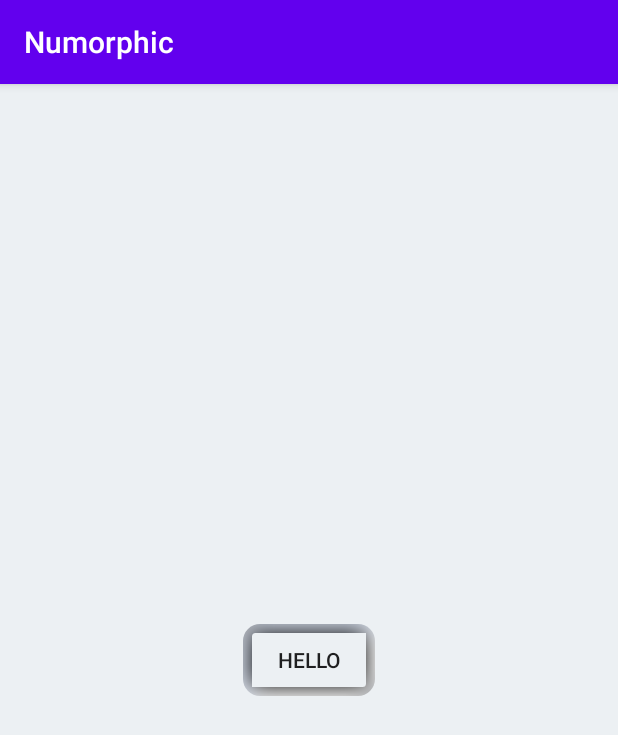
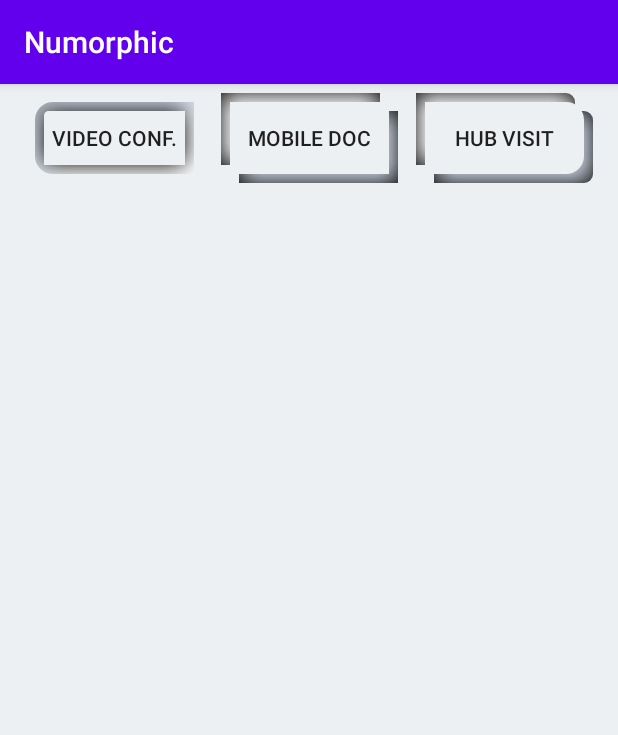
Before and after one commit to SimformSolutionsPvtLtd/SSAndroidNeumorphicKit, an Android app: the screen it shows after launch (MainActivity), on a phone screen of 412 x 824 dp. Shown: the top 735 px of the screen. Run offline under Robolectric (Android 15) with nearby library versions, the phone set to English and light mode, and no system bars.

Commit message:
Fix unnecessary addition of shadow elevation in radius.

```diff
--- a/app/src/main/res/layout/activity_main.xml
+++ b/app/src/main/res/layout/activity_main.xml
@@ -8,17 +8,52 @@
     tools:context=".MainActivity">
 
     <com.simformsolutions.numorphic.component.NumorphButton
+        android:id="@+id/numorphButton"
         style="@style/Widget.Numorph.Button"
         android:layout_width="wrap_content"
         android:layout_height="wrap_content"
-        android:text="Hello"
-        app:numorph_shapeType="pressed"
-        app:numorph_shapeAppearance="@style/ShapeAppearance.TopLeft"
+        android:text="Video Conf."
+        android:minWidth="130dp"
+        app:layout_constraintEnd_toStartOf="@+id/numorphButton2"
+        app:layout_constraintHorizontal_bias="0.5"
+        app:layout_constraintHorizontal_chainStyle="packed"
+        app:layout_constraintStart_toStartOf="parent"
+        app:layout_constraintTop_toTopOf="parent"
+        app:numorph_shadowColorDark="@color/colorShadowDarkDefault"
         app:numorph_shadowColorLight="@color/colorShadowLightDefault"
+        app:numorph_shapeAppearance="@style/ShapeAppearance.TabFirstButton"
+        app:numorph_shapeType="pressed" />
+
+    <com.simformsolutions.numorphic.component.NumorphButton
+        android:id="@+id/numorphButton2"
+        style="@style/Widget.Numorph.Button"
+        android:layout_width="wrap_content"
+        android:layout_height="wrap_content"
+        android:text="Mobile Doc"
+        android:minWidth="130dp"
+        app:layout_constraintEnd_toStartOf="@+id/numorphButton3"
+        app:layout_constraintHorizontal_bias="0.5"
+        app:layout_constraintStart_toEndOf="@+id/numorphButton"
+        app:layout_constraintTop_toTopOf="parent"
         app:numorph_shadowColorDark="@color/colorShadowDarkDefault"
-        app:layout_constraintBottom_toBottomOf="parent"
-        app:layout_constraintLeft_toLeftOf="parent"
-        app:layout_constraintRight_toRightOf="parent"
-        app:layout_constraintTop_toTopOf="parent" />
+        app:numorph_shadowColorLight="@color/colorShadowLightDefault"
+        app:numorph_shapeAppearance="@style/ShapeAppearance.TabMiddleButton"
+        app:numorph_shapeType="flat" />
+
+    <com.simformsolutions.numorphic.component.NumorphButton
+        android:id="@+id/numorphButton3"
+        style="@style/Widget.Numorph.Button"
+        android:layout_width="wrap_content"
+        android:layout_height="wrap_content"
+        android:text="Hub visit"
+        android:minWidth="130dp"
+        app:layout_constraintEnd_toEndOf="parent"
+        app:layout_constraintHorizontal_bias="0.5"
+        app:layout_constraintStart_toEndOf="@+id/numorphButton2"
+        app:layout_constraintTop_toTopOf="parent"
+        app:numorph_shadowColorDark="@color/colorShadowDarkDefault"
+        app:numorph_shadowColorLight="@color/colorShadowLightDefault"
+        app:numorph_shapeAppearance="@style/ShapeAppearance.TabEndButton"
+        app:numorph_shapeType="flat" />
 
 </androidx.constraintlayout.widget.ConstraintLayout>
--- a/app/src/main/res/values/styles.xml
+++ b/app/src/main/res/values/styles.xml
@@ -7,9 +7,23 @@
         <item name="colorAccent">@color/colorAccent</item>
     </style>
 
-    <style name="ShapeAppearance.TopLeft">
+    <style name="ShapeAppearance.TabFirstButton">
         <item name="numorph_cornerFamily">rounded</item>
-        <item name="numorph_cornerRadius">5dp</item>
+        <item name="numorph_cornerRadius">0dp</item>
+        <item name="numorph_cornerRadiusTopLeft">6dp</item>
+        <item name="numorph_cornerRadiusBottomLeft">6dp</item>
+    </style>
+
+    <style name="ShapeAppearance.TabMiddleButton">
+        <item name="numorph_cornerFamily">rounded</item>
+        <item name="numorph_cornerRadius">0dp</item>
+    </style>
+
+    <style name="ShapeAppearance.TabEndButton">
+        <item name="numorph_cornerFamily">rounded</item>
+        <item name="numorph_cornerRadius">0dp</item>
+        <item name="numorph_cornerRadiusTopRight">6dp</item>
+        <item name="numorph_cornerRadiusBottomRight">6dp</item>
     </style>
 
 </resources>
--- a/numorphic/src/main/java/com/simformsolutions/numorphic/drawable/NumorphShapeDrawable.kt
+++ b/numorphic/src/main/java/com/simformsolutions/numorphic/drawable/NumorphShapeDrawable.kt
@@ -507,8 +507,20 @@ class NumorphShapeDrawable : Drawable {
         // Top + Height
         val bottom = top + bounds.height()
 
+        val shapeAppearanceModel = drawableState.shapeAppearanceModel
+
         // Reset before using the path.
         path.reset()
+
+        /**
+         * Calculate radius to match elevation radius.
+         * Add shadow elevation if radius is greater than 0.
+         */
+        fun Float.calculateRadius(): Float = if (this == 0f) {
+            this
+        } else {
+            this + drawableState.shadowElevation
+        }
 
         // Decide based on corner family.
         when (drawableState.shapeAppearanceModel.cornerFamily) {
@@ -518,18 +530,17 @@ class NumorphShapeDrawable : Drawable {
             }
             CornerFamily.ROUNDED -> {
                 // Add round rectangle path.
-                val shapeAppearanceModel = drawableState.shapeAppearanceModel
                 path.addRoundRect(
                     left, top, right, bottom,
                     floatArrayOf(
-                        shapeAppearanceModel.cornerRadiusTopLeft + drawableState.shadowElevation,
-                        shapeAppearanceModel.cornerRadiusTopLeft + drawableState.shadowElevation,
-                        shapeAppearanceModel.cornerRadiusTopRight + drawableState.shadowElevation,
-                        shapeAppearanceModel.cornerRadiusTopRight + drawableState.shadowElevation,
-                        shapeAppearanceModel.cornerRadiusBottomRight + drawableState.shadowElevation,
-                        shapeAppearanceModel.cornerRadiusBottomRight + drawableState.shadowElevation,
-                        shapeAppearanceModel.cornerRadiusBottomLeft + drawableState.shadowElevation,
-                        shapeAppearanceModel.cornerRadiusBottomLeft + drawableState.shadowElevation
+                        shapeAppearanceModel.cornerRadiusTopLeft.calculateRadius(),
+                        shapeAppearanceModel.cornerRadiusTopLeft.calculateRadius(),
+                        shapeAppearanceModel.cornerRadiusTopRight.calculateRadius(),
+                        shapeAppearanceModel.cornerRadiusTopRight.calculateRadius(),
+                        shapeAppearanceModel.cornerRadiusBottomRight.calculateRadius(),
+                        shapeAppearanceModel.cornerRadiusBottomRight.calculateRadius(),
+                        shapeAppearanceModel.cornerRadiusBottomLeft.calculateRadius(),
+                        shapeAppearanceModel.cornerRadiusBottomLeft.calculateRadius()
                     ),
                     Path.Direction.CW
                 )
--- a/numorphic/src/main/java/com/simformsolutions/numorphic/shape/PressedShape.kt
+++ b/numorphic/src/main/java/com/simformsolutions/numorphic/shape/PressedShape.kt
@@ -59,6 +59,10 @@ internal class PressedShape(
         val height: Int = h + shadowElevation
         val shapeAppearanceModel = drawableState.shapeAppearanceModel
 
+        fun Float.cornerRadius(): Float = min(
+            min(w / 2f, h / 2f), this
+        )
+
         lightShadowDrawable.apply {
             setSize(width, height)
             setStroke(shadowElevation, drawableState.shadowColorLight)
@@ -68,21 +72,17 @@ internal class PressedShape(
                     shape = GradientDrawable.OVAL
                 }
                 CornerFamily.ROUNDED -> {
-                    val cornerSize = min(
-                        min(w / 2f, h / 2f),
-                        drawableState.shapeAppearanceModel.cornerRadius
-                    )
                     shape = GradientDrawable.RECTANGLE
                     //cornerRadii = floatArrayOf(0f, 0f, 0f, 0f, cornerSize, cornerSize, 0f, 0f)
                     cornerRadii = floatArrayOf(
-                        shapeAppearanceModel.cornerRadiusTopLeft,
-                        shapeAppearanceModel.cornerRadiusTopLeft,
-                        shapeAppearanceModel.cornerRadiusTopRight,
-                        shapeAppearanceModel.cornerRadiusTopRight,
-                        shapeAppearanceModel.cornerRadiusBottomRight,
-                        shapeAppearanceModel.cornerRadiusBottomRight,
-                        shapeAppearanceModel.cornerRadiusBottomLeft,
-                        shapeAppearanceModel.cornerRadiusBottomLeft
+                        shapeAppearanceModel.cornerRadiusTopLeft.cornerRadius(),
+                        shapeAppearanceModel.cornerRadiusTopLeft.cornerRadius(),
+                        shapeAppearanceModel.cornerRadiusTopRight.cornerRadius(),
+                        shapeAppearanceModel.cornerRadiusTopRight.cornerRadius(),
+                        shapeAppearanceModel.cornerRadiusBottomRight.cornerRadius(),
+                        shapeAppearanceModel.cornerRadiusBottomRight.cornerRadius(),
+                        shapeAppearanceModel.cornerRadiusBottomLeft.cornerRadius(),
+                        shapeAppearanceModel.cornerRadiusBottomLeft.cornerRadius()
                     )
                 }
             }
@@ -96,21 +96,17 @@ internal class PressedShape(
                     shape = GradientDrawable.OVAL
                 }
                 CornerFamily.ROUNDED -> {
-                    val cornerSize = min(
-                        min(w / 2f, h / 2f),
-                        drawableState.shapeAppearanceModel.cornerRadius
-                    )
                     shape = GradientDrawable.RECTANGLE
                     //cornerRadii = floatArrayOf(cornerSize, cornerSize, 0f, 0f, 0f, 0f, 0f, 0f)
                     cornerRadii = floatArrayOf(
-                        shapeAppearanceModel.cornerRadiusTopLeft,
-                        shapeAppearanceModel.cornerRadiusTopLeft,
-                        shapeAppearanceModel.cornerRadiusTopRight,
-                        shapeAppearanceModel.cornerRadiusTopRight,
-                        shapeAppearanceModel.cornerRadiusBottomRight,
-                        shapeAppearanceModel.cornerRadiusBottomRight,
-                        shapeAppearanceModel.cornerRadiusBottomLeft,
-                        shapeAppearanceModel.cornerRadiusBottomLeft
+                        shapeAppearanceModel.cornerRadiusTopLeft.cornerRadius(),
+                        shapeAppearanceModel.cornerRadiusTopLeft.cornerRadius(),
+                        shapeAppearanceModel.cornerRadiusTopRight.cornerRadius(),
+                        shapeAppearanceModel.cornerRadiusTopRight.cornerRadius(),
+                        shapeAppearanceModel.cornerRadiusBottomRight.cornerRadius(),
+                        shapeAppearanceModel.cornerRadiusBottomRight.cornerRadius(),
+                        shapeAppearanceModel.cornerRadiusBottomLeft.cornerRadius(),
+                        shapeAppearanceModel.cornerRadiusBottomLeft.cornerRadius()
                     )
                 }
             }
```
